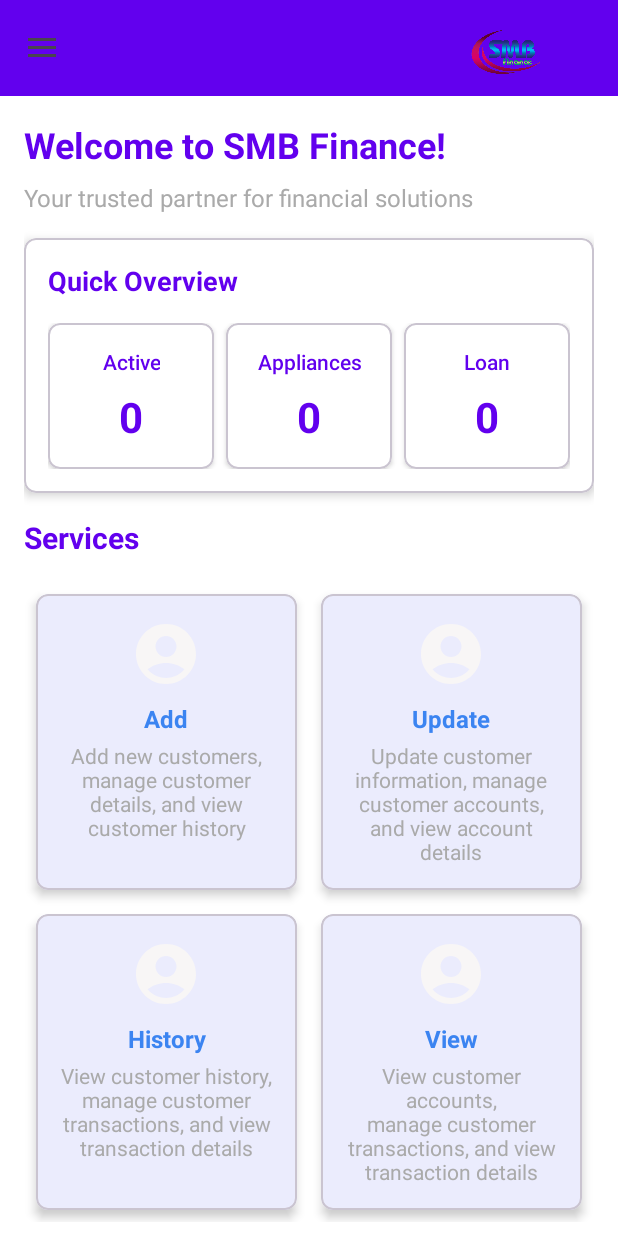
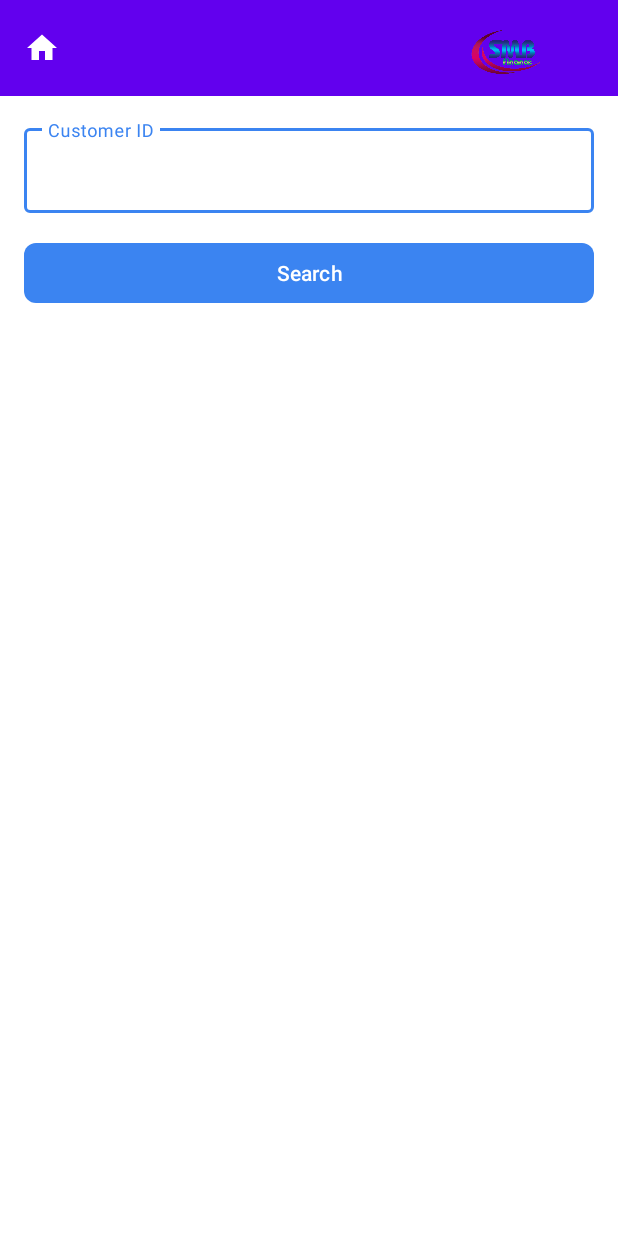
Before and after one commit to nellorukiran/smb-finance-mini, an Android app: the DashboardActivity screen opened directly, with no data from a screen before it, in the side drawer, after a tap on "View", on a phone screen of 412 x 824 dp. Run offline under Robolectric (Android 15) with nearby library versions, the phone set to English and light mode, and no system bars; network calls fail.

Commit message:
Customer deatails search page

```diff
--- a/app/src/main/AndroidManifest.xml
+++ b/app/src/main/AndroidManifest.xml
@@ -31,6 +31,8 @@
         <activity android:name=".RegisterActivity" />
         <activity android:name=".HistoryActivity" />
         <activity android:name=".UpdateCustomerActivity" />
+        <activity android:name=".CustomerSearchActivity" />
+        <activity android:name=".CustomerDetailsActivity" />
     </application>
 
 </manifest>
--- /dev/null
+++ b/app/src/main/java/com/smbfinance/CustomerSearchActivity.kt
@@ -0,0 +1,74 @@
+package com.smbfinance
+
+import android.content.Intent
+import android.os.Bundle
+import android.view.MenuItem
+import android.widget.Toast
+import androidx.appcompat.app.AppCompatActivity
+import com.google.android.material.button.MaterialButton
+import com.google.android.material.textfield.TextInputEditText
+import com.smbfinance.api.RetrofitClient
+import kotlinx.coroutines.CoroutineScope
+import kotlinx.coroutines.Dispatchers
+import kotlinx.coroutines.launch
+import kotlinx.coroutines.withContext
+
+class CustomerSearchActivity : AppCompatActivity() {
+    private lateinit var etCustomerId: TextInputEditText
+    private lateinit var btnSearch: MaterialButton
+
+    override fun onCreate(savedInstanceState: Bundle?) {
+        super.onCreate(savedInstanceState)
+        setContentView(R.layout.activity_customer_search)
+
+        // Setup toolbar
+        setSupportActionBar(findViewById(R.id.toolbar))
+        supportActionBar?.setDisplayHomeAsUpEnabled(true)
+        supportActionBar?.setHomeAsUpIndicator(R.drawable.ic_home)
+
+        // Initialize views
+        etCustomerId = findViewById(R.id.etCustomerId)
+        btnSearch = findViewById(R.id.btnSearch)
+
+        btnSearch.setOnClickListener {
+            val customerId = etCustomerId.text.toString().trim()
+            if (customerId.isEmpty()) {
+                Toast.makeText(this, "Please enter Customer ID", Toast.LENGTH_SHORT).show()
+                return@setOnClickListener
+            }
+            searchCustomer(customerId)
+        }
+    }
+
+    private fun searchCustomer(customerId: String) {
+        CoroutineScope(Dispatchers.IO).launch {
+            try {
+                val response = RetrofitClient.apiService.getCustomerById(customerId)
+                withContext(Dispatchers.Main) {
+                    if (response.isSuccessful) {
+                        Toast.makeText(this@CustomerSearchActivity, "Customer found", Toast.LENGTH_SHORT).show()
+                    } else {
+                        Toast.makeText(this@CustomerSearchActivity, "Customer not found", Toast.LENGTH_SHORT).show()
+                    }
+                }
+            } catch (e: Exception) {
+                withContext(Dispatchers.Main) {
+                    Toast.makeText(this@CustomerSearchActivity, "Error: ${e.message}", Toast.LENGTH_SHORT).show()
+                }
+            }
+        }
+    }
+
+    override fun onOptionsItemSelected(item: MenuItem): Boolean {
+        return when (item.itemId) {
+            android.R.id.home -> {
+                val intent = Intent(this, DashboardActivity::class.java)
+                intent.flags = Intent.FLAG_ACTIVITY_CLEAR_TOP or Intent.FLAG_ACTIVITY_SINGLE_TOP
+                startActivity(intent)
+                finish()
+                true
+            }
+            else -> super.onOptionsItemSelected(item)
+        }
+    }
+}
--- a/app/src/main/java/com/smbfinance/DashboardActivity.kt
+++ b/app/src/main/java/com/smbfinance/DashboardActivity.kt
@@ -76,7 +76,7 @@ class DashboardActivity : AppCompatActivity() {
                     startActivity(Intent(this, HistoryActivity::class.java))
                 }
                 R.id.nav_view -> {
-                    startActivity(Intent(this, ViewCustomersActivity::class.java))
+                    startActivity(Intent(this, CustomerSearchActivity::class.java))
                 }
                 R.id.nav_settings -> {
                     // TODO: Implement settings activity
@@ -159,7 +159,7 @@ class DashboardActivity : AppCompatActivity() {
                 "Add" -> startActivity(Intent(this, AddCustomerActivity::class.java))
                 "Update" -> startActivity(Intent(this, UpdateCustomerActivity::class.java))
                 "History" -> startActivity(Intent(this, HistoryActivity::class.java))
-                "View" -> startActivity(Intent(this, ViewCustomersActivity::class.java))
+                "View" -> startActivity(Intent(this, CustomerSearchActivity::class.java))
             }
         }
 
--- a/app/src/main/java/com/smbfinance/api/ApiService.kt
+++ b/app/src/main/java/com/smbfinance/api/ApiService.kt
@@ -1,6 +1,5 @@
 package com.smbfinance.api
 
-import com.smbfinance.model.CustomerDetailsResponse
 import com.smbfinance.model.CustomerStatsResponse
 import com.smbfinance.model.LoginRequest
 import com.smbfinance.model.LoginResponse
@@ -15,8 +14,6 @@ import retrofit2.http.Body
 import retrofit2.http.GET
 import retrofit2.http.POST
 import retrofit2.http.Query
-import retrofit2.Retrofit
-import retrofit2.converter.gson.GsonConverterFactory
 
 interface ApiService {
     @POST("api/login")
@@ -32,7 +29,7 @@ interface ApiService {
     suspend fun getPaymentHistory(@Query("customerId") customerId: String): Response<PaymentHistoryResponse>
 
     @GET("api/transaction/details")
-    suspend fun getTransactionDetails(@Query("customerId") customerId: String): Response<CustomerDetailsResponse>
+    suspend fun getTransactionDetails(@Query("customerId") customerId: String): Response<LoginResponse>
 
     @POST("api/customer/payment/update")
     suspend fun updatePayment(@Body request: PaymentUpdateRequest): Response<LoginResponse>
@@ -45,4 +42,7 @@ interface ApiService {
 
     @GET("api/customers")
     suspend fun getCustomers(): Response<CustomerListResponse>
+
+    @GET("api/customer/search")
+    suspend fun getCustomerById(@Query("customerId") customerId: String): Response<LoginResponse>
 }
--- /dev/null
+++ b/app/src/main/res/layout/activity_customer_search.xml
@@ -0,0 +1,81 @@
+<?xml version="1.0" encoding="utf-8"?>
+<androidx.constraintlayout.widget.ConstraintLayout xmlns:android="http://schemas.android.com/apk/res/android"
+    xmlns:app="http://schemas.android.com/apk/res-auto"
+    xmlns:tools="http://schemas.android.com/tools"
+    android:layout_width="match_parent"
+    android:layout_height="match_parent"
+    android:background="@color/white"
+    tools:context=".CustomerSearchActivity">
+
+    <com.google.android.material.appbar.AppBarLayout
+        android:id="@+id/appBarLayout"
+        android:layout_width="match_parent"
+        android:layout_height="wrap_content"
+        android:background="@color/design_default_color_primary"
+        app:layout_constraintTop_toTopOf="parent">
+
+        <androidx.appcompat.widget.Toolbar
+            android:id="@+id/toolbar"
+            android:layout_width="match_parent"
+            android:layout_height="?attr/actionBarSize"
+            android:background="@color/design_default_color_primary">
+
+            <RelativeLayout
+                android:layout_width="match_parent"
+                android:layout_height="match_parent">
+
+                <ImageView
+                    android:layout_width="120dp"
+                    android:layout_height="40dp"
+                    android:src="@drawable/smblogo"
+                    android:scaleType="fitCenter"
+                    android:layout_alignParentEnd="true"
+                    android:layout_centerVertical="true"
+                    android:layout_marginEnd="16dp"/>
+
+            </RelativeLayout>
+
+        </androidx.appcompat.widget.Toolbar>
+    </com.google.android.material.appbar.AppBarLayout>
+
+    <androidx.core.widget.NestedScrollView
+        android:layout_width="match_parent"
+        android:layout_height="0dp"
+        app:layout_constraintTop_toBottomOf="@id/appBarLayout"
+        app:layout_constraintBottom_toBottomOf="parent">
+
+        <LinearLayout
+            android:layout_width="match_parent"
+            android:layout_height="wrap_content"
+            android:orientation="vertical"
+            android:padding="16dp">
+
+            <com.google.android.material.textfield.TextInputLayout
+                android:layout_width="match_parent"
+                android:layout_height="wrap_content"
+                android:hint="Customer ID"
+                style="@style/Widget.MaterialComponents.TextInputLayout.OutlinedBox">
+
+                <com.google.android.material.textfield.TextInputEditText
+                    android:id="@+id/etCustomerId"
+                    android:layout_width="match_parent"
+                    android:layout_height="wrap_content"
+                    android:inputType="text"
+                    android:maxLines="1" />
+
+            </com.google.android.material.textfield.TextInputLayout>
+
+            <com.google.android.material.button.MaterialButton
+                android:id="@+id/btnSearch"
+                android:layout_width="match_parent"
+                android:layout_height="wrap_content"
+                android:layout_marginTop="16dp"
+                android:text="Search"
+                android:textAllCaps="false"
+                app:cornerRadius="8dp" />
+
+        </LinearLayout>
+
+    </androidx.core.widget.NestedScrollView>
+
+</androidx.constraintlayout.widget.ConstraintLayout>
```
Also changed, not shown: app/src/main/java/com/smbfinance/CustomerDetailsActivity.kt (added, +57 -0 lines), app/src/main/java/com/smbfinance/UpdateCustomerActivity.kt (+45 -96 lines), app/src/main/java/com/smbfinance/model/CustomerDetailsResponse.kt (deleted, +0 -27 lines), app/src/main/res/layout/activity_customer_details.xml (added, +150 -0 lines).
